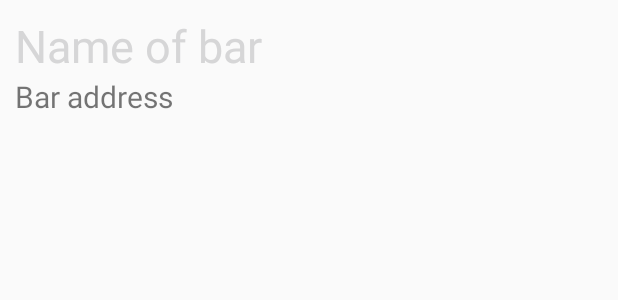
After one commit to AndersSkov/BarFinder, an Android app: the layout bar_list_card.xml on its own in the app's theme, with its tools: preview values and no code run, on a phone screen of 412 x 824 dp. The commit adds this screen. Shown: the top 300 px of the screen. Run offline under Robolectric (Android 15) with nearby library versions, the phone set to English and light mode, and no system bars.

Commit message:
mangler recyclerView

```diff
--- a/app/src/main/java/com/example/barfinder/Compass.java
+++ b/app/src/main/java/com/example/barfinder/Compass.java
@@ -34,6 +34,5 @@ public class Compass extends AppCompatActivity {
                 startActivity(intent);
             }
         });
-
     }
 }
--- /dev/null
+++ b/app/src/main/res/layout/bar_list_card.xml
@@ -0,0 +1,25 @@
+<?xml version="1.0" encoding="utf-8"?>
+<LinearLayout
+    xmlns:android="http://schemas.android.com/apk/res/android"
+    android:orientation="vertical"
+    android:layout_width="match_parent"
+    android:layout_height="wrap_content"
+    android:layout_marginTop="10dp"
+    android:layout_marginStart="10dp">
+
+    <TextView
+        android:id="@+id/NameOfBarCard"
+        android:layout_width="wrap_content"
+        android:layout_height="wrap_content"
+        android:text="Name of bar"
+        android:textColor="@color/black"
+        android:textSize="30dp">
+    </TextView>
+    <TextView
+        android:id="@+id/AddressOfBarCard"
+        android:layout_width="wrap_content"
+        android:layout_height="wrap_content"
+        android:text="Bar address"
+        android:textSize="20dp">
+    </TextView>
+</LinearLayout>
--- a/build.gradle
+++ b/build.gradle
@@ -19,6 +19,9 @@ allprojects {
     repositories {
         google()
         jcenter()
+        maven {
+            url "https://maven.google.com"
+        }
 
     }
 }
```
Also changed, not shown: app/build.gradle (+6 -4 lines), app/src/main/java/com/example/barfinder/BarList.java (+50 -0 lines), app/src/main/java/com/example/barfinder/BarListAdapter.java (added, +57 -0 lines), app/src/main/java/com/example/barfinder/ModelBar.java (added, +32 -0 lines), app/src/main/res/layout/activity_bar_list.xml (+8 -2 lines).
